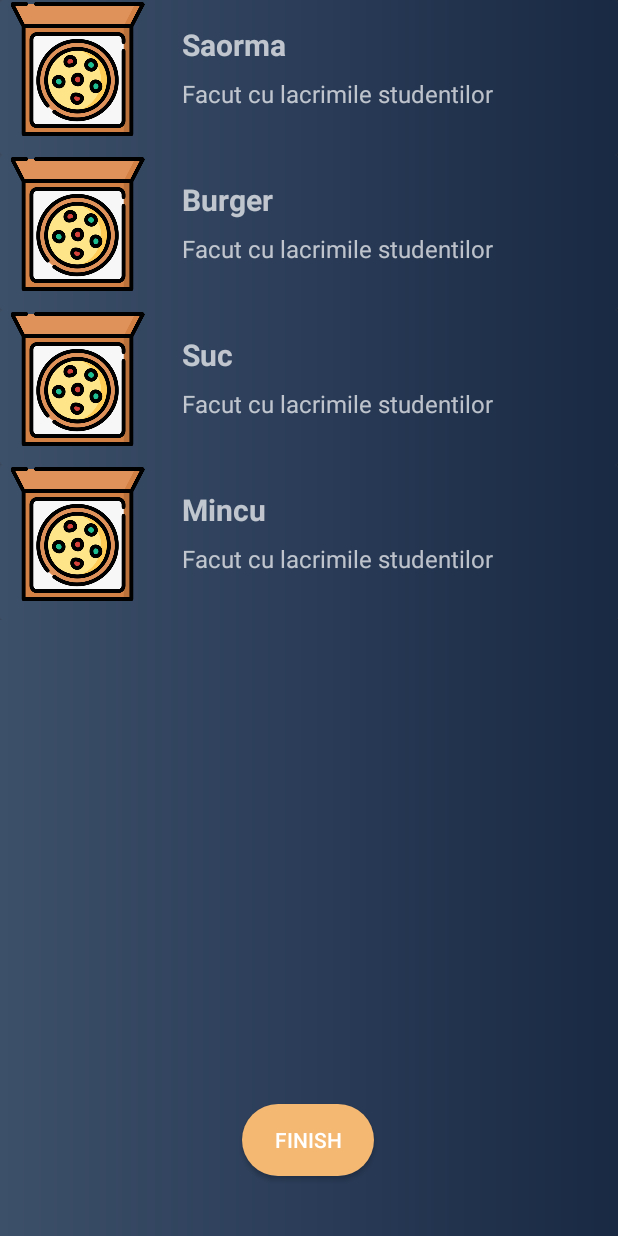
After one commit to Oana-Ivan/Android-app-Fast-and-Feast, an Android app: the ShoppingCartActivity screen opened directly, with no data from a screen before it, on a phone screen of 412 x 824 dp. The commit adds this screen. Run offline under Robolectric (Android 15) with nearby library versions, the phone set to English and light mode, and no system bars.

Commit message:
Added Shopping Cart

```diff
--- a/app/src/main/AndroidManifest.xml
+++ b/app/src/main/AndroidManifest.xml
@@ -9,6 +9,7 @@
         android:roundIcon="@mipmap/ic_launcher_round"
         android:supportsRtl="true"
         android:theme="@style/Theme.AppCompat.NoActionBar">
+        <activity android:name=".ShoppingCartActivity"></activity>
         <activity android:name=".RestaurantDetails" />
         <activity android:name=".RestaurantList" />
         <activity android:name=".UserPageActivity" />
--- /dev/null
+++ b/app/src/main/java/com/example/android_app_fast_and_feast/ShoppingCartActivity.java
@@ -0,0 +1,30 @@
+package com.example.android_app_fast_and_feast;
+
+import androidx.appcompat.app.AppCompatActivity;
+import androidx.recyclerview.widget.LinearLayoutManager;
+import androidx.recyclerview.widget.RecyclerView;
+
+import android.os.Bundle;
+
+public class ShoppingCartActivity extends AppCompatActivity {
+    RecyclerView recyclerView;
+    String s1[], s2[];
+    int images[] = {R.mipmap.pizza,R.mipmap.pizza,R.mipmap.pizza,R.mipmap.pizza};
+
+
+    @Override
+    protected void onCreate(Bundle savedInstanceState) {
+        super.onCreate(savedInstanceState);
+        setContentView(R.layout.activity_shopping_cart);
+
+        recyclerView = findViewById(R.id.ShoppingCart_RecicleView);
+
+        s1 = getResources().getStringArray(R.array.products);
+        s2 = getResources().getStringArray(R.array.description);
+
+        ShoppingCartAdapter shoppingCartAdapter = new ShoppingCartAdapter(this, s1, s2 , images);
+        recyclerView.setAdapter(shoppingCartAdapter);
+        recyclerView.setLayoutManager(new LinearLayoutManager(this));
+
+    }
+}
--- /dev/null
+++ b/app/src/main/java/com/example/android_app_fast_and_feast/ShoppingCartAdapter.java
@@ -0,0 +1,56 @@
+package com.example.android_app_fast_and_feast;
+
+import android.content.Context;
+import android.view.LayoutInflater;
+import android.view.View;
+import android.view.ViewGroup;
+import android.widget.ImageView;
+import android.widget.TextView;
+
+import androidx.annotation.NonNull;
+import androidx.recyclerview.widget.RecyclerView;
+
+public class ShoppingCartAdapter extends RecyclerView .Adapter<ShoppingCartAdapter.MyViewHolder>{
+
+    String data1[], data2[];
+    int images[];
+    Context context;
+
+    public ShoppingCartAdapter(Context ct, String s1[], String s2[], int img[]){
+        context = ct;
+        data1 = s1;
+        data2 = s2;
+        images = img;
+    }
+    @NonNull
+    @Override
+    public MyViewHolder onCreateViewHolder(@NonNull ViewGroup parent, int viewType) {
+        LayoutInflater inflater = LayoutInflater.from(context);
+        View view = inflater.inflate(R.layout.shopping_cart_row, parent, false);
+        return new MyViewHolder(view);
+
+    }
+
+    @Override
+    public void onBindViewHolder(@NonNull MyViewHolder holder, int position) {
+        holder.shoppingCartText1.setText(data1[position]);
+        holder.shoppingCartText2.setText(data2[position]);
+        holder.shoppingCartImage.setImageResource(images[position]);
+    }
+
+    @Override
+    public int getItemCount() {
+        return data1.length;
+    }
+
+    public class MyViewHolder extends RecyclerView.ViewHolder{
+        TextView shoppingCartText1, shoppingCartText2;
+        ImageView shoppingCartImage;
+        public MyViewHolder(@NonNull View itemView) {
+            super(itemView);
+            shoppingCartText1 = itemView.findViewById(R.id.shopping_cart_row_name_txt);
+            shoppingCartText2 = itemView.findViewById(R.id.shopping_cart_row_description_txt);
+            shoppingCartImage = itemView.findViewById(R.id.shopping_cart_row_image_view);
+        }
+    }
+}
--- a/app/src/main/java/com/example/android_app_fast_and_feast/UserPageActivity.java
+++ b/app/src/main/java/com/example/android_app_fast_and_feast/UserPageActivity.java
@@ -2,6 +2,7 @@ package com.example.android_app_fast_and_feast;
 
 import androidx.appcompat.app.AppCompatActivity;
 
+import android.content.Intent;
 import android.graphics.Color;
 import android.os.Bundle;
 import android.widget.RelativeLayout;
@@ -34,12 +35,14 @@ public class UserPageActivity extends AppCompatActivity {
                         switch (index){
                             case 0:
                                 Toast.makeText(UserPageActivity.this, "Restaurant", Toast.LENGTH_SHORT).show();
+                                OpenActivity("Restaurant");
                                 break;
                             case 1:
                                 Toast.makeText(UserPageActivity.this, "My purchases", Toast.LENGTH_SHORT).show();
                                 break;
                             case 2:
-                                Toast.makeText(UserPageActivity.this, "Basket", Toast.LENGTH_SHORT).show();
+                                Toast.makeText(UserPageActivity.this, "Shopping Cart", Toast.LENGTH_SHORT).show();
+                                OpenActivity("Shopping Cart");
                                 break;
                             case 3:
                                 Toast.makeText(UserPageActivity.this, "Settings", Toast.LENGTH_SHORT).show();
@@ -51,4 +54,20 @@ public class UserPageActivity extends AppCompatActivity {
                     }
                 });
     }
+    public void OpenActivity(String action){
+        Intent intent;
+        switch (action) {
+            case "Shopping Cart": {
+                intent = new Intent(this, ShoppingCartActivity.class);
+                startActivity(intent);
+                break;
+            }
+            case "Restaurant": {
+                intent = new Intent(this, RestaurantList.class);
+                startActivity(intent);
+                break;
+            }
+
+        }
+    }
 }
--- /dev/null
+++ b/app/src/main/res/drawable/button.xml
@@ -0,0 +1,7 @@
+<?xml version="1.0" encoding="utf-8"?>
+<shape xmlns:android="http://schemas.android.com/apk/res/android">
+    android:shape="rectangle" android:padding="10dp">
+    <!-- you can use any color you want I used here gray color-->
+    <solid android:color="#F4B872"/>
+    <corners android:radius="25dp"/>
+</shape>
--- /dev/null
+++ b/app/src/main/res/layout/activity_shopping_cart.xml
@@ -0,0 +1,30 @@
+<?xml version="1.0" encoding="utf-8"?>
+<androidx.constraintlayout.widget.ConstraintLayout xmlns:android="http://schemas.android.com/apk/res/android"
+    xmlns:app="http://schemas.android.com/apk/res-auto"
+    xmlns:tools="http://schemas.android.com/tools"
+    android:layout_width="match_parent"
+    android:layout_height="match_parent"
+    tools:context=".ShoppingCartActivity"
+    android:background="@drawable/gradient">
+
+    <Button
+        android:id="@+id/button"
+        android:layout_width="wrap_content"
+        android:layout_height="wrap_content"
+        android:layout_marginBottom="40dp"
+        android:background="@drawable/button"
+
+        android:shadowRadius="25"
+        android:text="Finish"
+        app:layout_constraintBottom_toBottomOf="parent"
+        app:layout_constraintEnd_toEndOf="parent"
+        app:layout_constraintHorizontal_bias="0.498"
+        app:layout_constraintStart_toStartOf="parent" />
+
+    <androidx.recyclerview.widget.RecyclerView
+        android:id="@+id/ShoppingCart_RecicleView"
+        android:layout_width="match_parent"
+        android:layout_height="match_parent"
+        tools:layout_editor_absoluteY="94dp" />
+
+</androidx.constraintlayout.widget.ConstraintLayout>
--- /dev/null
+++ b/app/src/main/res/layout/shopping_cart_row.xml
@@ -0,0 +1,63 @@
+<?xml version="1.0" encoding="utf-8"?>
+<androidx.constraintlayout.widget.ConstraintLayout
+    xmlns:android="http://schemas.android.com/apk/res/android"
+    xmlns:app="http://schemas.android.com/apk/res-auto"
+    xmlns:tools="http://schemas.android.com/tools"
+    android:layout_width="match_parent"
+    android:layout_height="wrap_content"
+    android:background="@drawable/gradient">
+
+    <androidx.cardview.widget.CardView
+        android:layout_width="match_parent"
+        android:layout_height="match_parent"
+        app:layout_constraintBottom_toBottomOf="parent"
+        app:layout_constraintEnd_toEndOf="parent"
+        app:layout_constraintStart_toStartOf="parent"
+        app:layout_constraintTop_toTopOf="parent"
+        android:background="@drawable/gradient">
+
+        <androidx.constraintlayout.widget.ConstraintLayout
+            android:layout_width="match_parent"
+            android:layout_height="103dp"
+            android:background="@drawable/gradient">
+
+            <ImageView
+                android:id="@+id/shopping_cart_row_image_view"
+                android:layout_width="99dp"
+                android:layout_height="89dp"
+                android:layout_marginStart="2dp"
+                android:layout_marginLeft="2dp"
+                android:layout_marginTop="1dp"
+                android:layout_marginEnd="20dp"
+                android:layout_marginRight="20dp"
+                app:layout_constraintEnd_toStartOf="@+id/shopping_cart_row_name_txt"
+                app:layout_constraintStart_toStartOf="parent"
+                app:layout_constraintTop_toTopOf="parent"
+                app:srcCompat="@mipmap/pizza" />
+
+            <TextView
+                android:id="@+id/shopping_cart_row_name_txt"
+                android:layout_width="wrap_content"
+                android:layout_height="wrap_content"
+                android:layout_marginStart="20dp"
+                android:layout_marginLeft="20dp"
+                android:layout_marginTop="16dp"
+
+                android:text="Title"
+                android:textSize="20sp"
+                android:textStyle="bold"
+                app:layout_constraintStart_toEndOf="@+id/shopping_cart_row_image_view"
+                app:layout_constraintTop_toTopOf="parent" />
+
+            <TextView
+                android:id="@+id/shopping_cart_row_description_txt"
+                android:layout_width="wrap_content"
+                android:layout_height="wrap_content"
+                android:layout_marginTop="8dp"
+                android:text="Description"
+                android:textSize="16sp"
+                app:layout_constraintStart_toStartOf="@+id/shopping_cart_row_name_txt"
+                app:layout_constraintTop_toBottomOf="@+id/shopping_cart_row_name_txt" />
+        </androidx.constraintlayout.widget.ConstraintLayout>
+    </androidx.cardview.widget.CardView>
+</androidx.constraintlayout.widget.ConstraintLayout>
--- a/app/src/main/res/values/strings.xml
+++ b/app/src/main/res/values/strings.xml
@@ -9,4 +9,16 @@
     <string name="main_log_in_message">Log in</string>
     <string name="add_review">Add review</string>
     <string name="menus">Menus</string>
+    <string-array name="products">
+        <item>Saorma</item>
+        <item>Burger</item>
+        <item>Suc</item>
+        <item>Mincu</item>
+    </string-array>
+    <string-array name="description">
+        <item>Facut cu lacrimile studentilor</item>
+        <item>Facut cu lacrimile studentilor</item>
+        <item>Facut cu lacrimile studentilor</item>
+        <item>Facut cu lacrimile studentilor</item>
+    </string-array>
 </resources>
```
